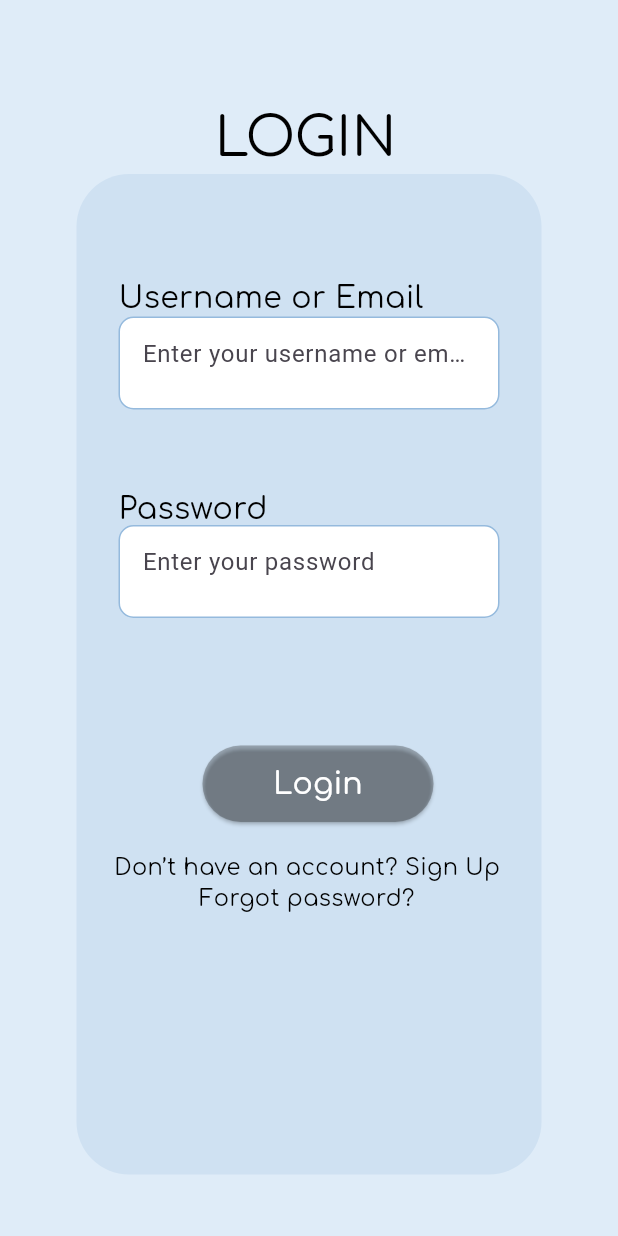
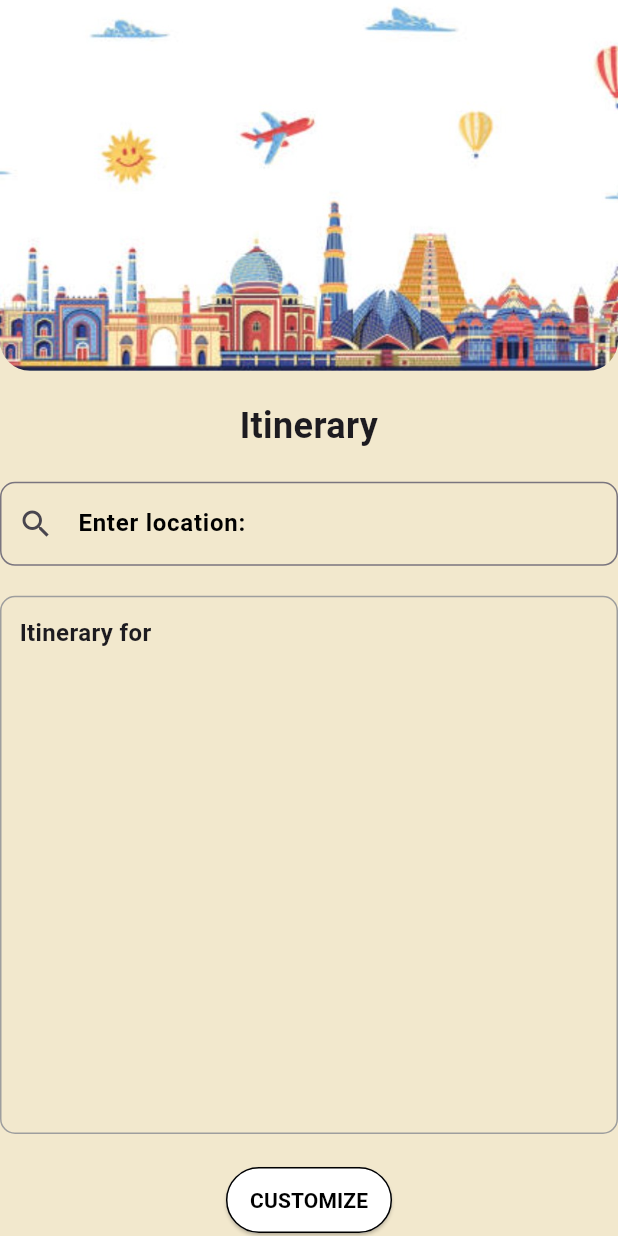
Before and after one commit to Bhargavi1924/Padharo-AI-Travel-App, a Flutter app: the screen it shows after launch, on a phone screen of 412 x 824 dp. Run offline on Flutter 3.47's test engine with Material 3 defaults, Android fonts, the phone set to English and light mode, and no system bars; our stand-ins replace flutter_svg, google_fonts; Roboto replaces fonts that are missing (Georgia).

Commit message:
itinerary

```diff
--- a/travel_app/lib/itinerary.dart
+++ b/travel_app/lib/itinerary.dart
@@ -1,97 +1,109 @@
 import 'package:flutter/material.dart';
 
-class ItineraryPage extends StatelessWidget {
+class ItineraryScreen extends StatelessWidget {
   @override
   Widget build(BuildContext context) {
+    String _location =
+        ''; // Location is defined here, but it won't change in StatelessWidget
+
     return Scaffold(
-      body: SingleChildScrollView(
+      backgroundColor: Colors.blueGrey[50],
+      body: Container(
+        decoration: BoxDecoration(
+          color: const Color.fromARGB(
+              255, 242, 232, 205), // Beige color for the background
+        ),
         child: Column(
+          crossAxisAlignment: CrossAxisAlignment.stretch,
           children: [
-            // Top bar with sun, plane, and user icons
-            Row(
-              mainAxisAlignment: MainAxisAlignment.spaceBetween,
-              children: [
-                IconButton(
-                  icon: Icon(Icons.sunny),
-                  onPressed: () {},
+            ClipRRect(
+              borderRadius: BorderRadius.only(
+                bottomLeft: Radius.circular(20),
+                bottomRight: Radius.circular(20),
               ),
-                IconButton(
-                  icon: Icon(Icons.flight),
-                  onPressed: () {},
+              child: Container(
+                height: MediaQuery.of(context).size.height *
+                    0.3, // 30% of screen height
+                decoration: BoxDecoration(
+                  image: DecorationImage(
+                    image: AssetImage('assets/india.jpg'),
+                    fit: BoxFit.cover,
                   ),
-                IconButton(
-                  icon: Icon(Icons.person),
-                  onPressed: () {},
                 ),
-              ],
               ),
-
-            // Title and search bar
-            Padding(
-              padding: EdgeInsets.symmetric(horizontal: 16.0),
-              child: Column(
-                crossAxisAlignment: CrossAxisAlignment.start,
-                children: [
+            ),
+            SizedBox(height: 20),
             Text(
               'Itinerary',
               style: TextStyle(
-                      fontSize: 24.0,
+                fontSize: 24,
+                fontWeight: FontWeight.bold,
+                fontFamily: 'Georgia',
+              ),
+              textAlign: TextAlign.center,
+            ),
+            SizedBox(height: 20),
+            TextField(
+              decoration: InputDecoration(
+                hintText: 'Enter location:',
+                hintStyle: TextStyle(
+                  color: Colors.black,
+                  fontWeight: FontWeight.bold,
+                ),
+                prefixIcon: Icon(Icons.search),
+                border: OutlineInputBorder(
+                  borderRadius: BorderRadius.circular(10),
+                  borderSide: BorderSide(color: Colors.black),
+                ),
+              ),
+              onChanged: (value) {
+                // Since this is StatelessWidget, you would normally
+                // handle this differently, like with a callback.
+                _location = value;
+              },
+            ),
+            SizedBox(height: 20),
+            Expanded(
+              child: Container(
+                padding: const EdgeInsets.all(12.0),
+                decoration: BoxDecoration(
+                  color: const Color.fromARGB(255, 242, 232, 205),
+                  borderRadius: BorderRadius.circular(10),
+                  border: Border.all(color: Colors.grey),
+                ),
+                child: Text(
+                  'Itinerary for $_location',
+                  style: TextStyle(
+                    fontSize: 16,
                     fontWeight: FontWeight.bold,
                   ),
                 ),
-                  SizedBox(height: 8.0),
-                  TextField(
-                    decoration: InputDecoration(
-                      hintText: 'Enter location',
-                      suffixIcon: Icon(Icons.search),
               ),
             ),
-                ],
+            SizedBox(height: 20),
+            Align(
+              alignment: Alignment.bottomCenter,
+              child: ElevatedButton(
+                onPressed: () {
+                  // Handle customize action
+                },
+                style: ElevatedButton.styleFrom(
+                  backgroundColor: Colors.white,
+                  side: BorderSide(color: Colors.black),
+                  padding: EdgeInsets.symmetric(horizontal: 16, vertical: 12),
+                ),
+                child: Text(
+                  'CUSTOMIZE',
+                  style: TextStyle(
+                    color: Colors.black,
+                    fontWeight: FontWeight.bold,
                   ),
                 ),
-
-            // Day-wise itinerary sections
-            Padding(
-              padding: EdgeInsets.symmetric(horizontal: 16.0),
-              child: Column(
-                children: [
-                  _buildDaySection(1),
-                  _buildDaySection(2),
-                  _buildDaySection(3),
-                  _buildDaySection(4),
-                  _buildDaySection(5),
-                ],
               ),
-            ),
-
-            // Customize button
-            ElevatedButton(
-              onPressed: () {},
-              child: Text('Customize'),
             ),
           ],
         ),
       ),
     );
   }
-
-  Widget _buildDaySection(int dayNumber) {
-    return Column(
-      crossAxisAlignment: CrossAxisAlignment.start,
-      children: [
-        Text(
-          'Day $dayNumber:',
-          style: TextStyle(
-            fontWeight: FontWeight.bold,
-          ),
-        ),
-        TextField(
-          decoration: InputDecoration(
-            hintText: 'Add activities',
-          ),
-        ),
-        SizedBox(height: 16.0),
-      ],
-    );
 }
-}
--- a/travel_app/lib/main.dart
+++ b/travel_app/lib/main.dart
@@ -35,7 +35,7 @@ class MyApp extends StatelessWidget {
         colorScheme: ColorScheme.fromSeed(seedColor: Colors.deepPurple),
         useMaterial3: true,
       ),
-      home: LoginPageWidget(),
+      home: ItineraryScreen(),
     );
   }
 }
--- a/travel_app/pubspec.yaml
+++ b/travel_app/pubspec.yaml
@@ -68,6 +68,7 @@ flutter:
   # To add assets to your application, add an assets section, like this:
   assets:
     - assets/bg.png
+    - assets/india.jpg
 
   # An image asset can refer to one or more resolution-specific "variants", see
   # https://flutter.dev/assets-and-images/#resolution-aware
```
Also changed, not shown: travel_app/assets/india.jpg (added). Lines whose indentation alone changed are shown as unchanged.
